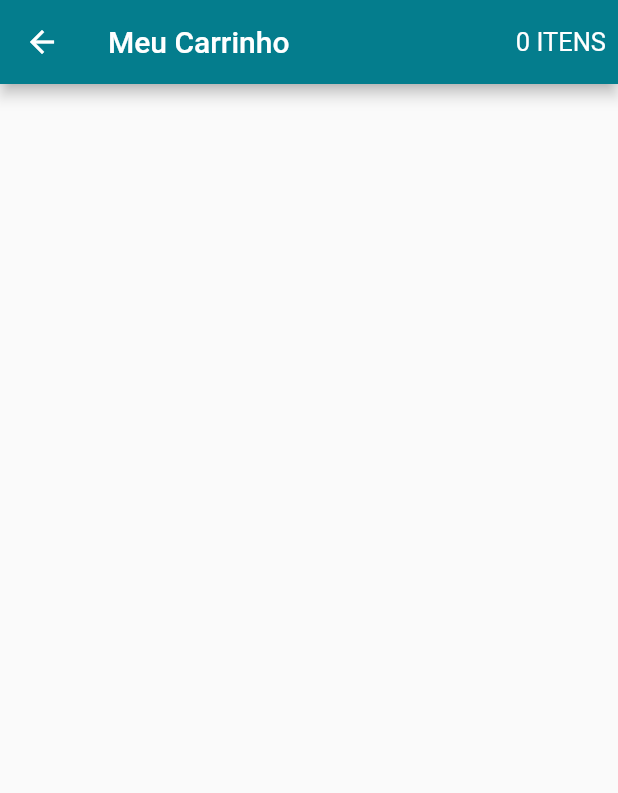
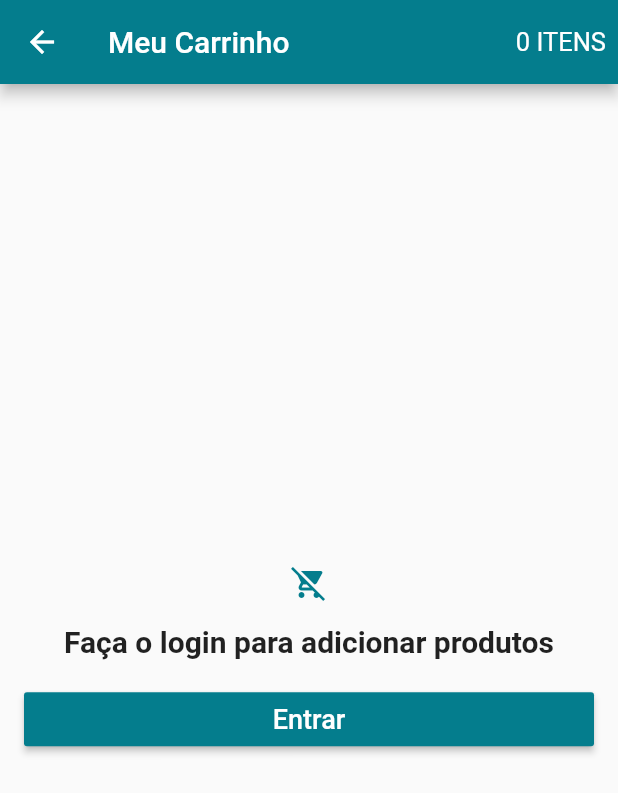
Before and after one commit to tarciso-torres/flutter, a Flutter app: the CartScreen screen opened directly, on a phone screen of 412 x 824 dp. Shown: the top 793 px of the screen. Run offline on Flutter 3.47's test engine with Material 2 defaults, Android fonts, the phone set to English and light mode, and no system bars; our stand-ins replace carousel_pro, cloud_firestore, firebase_auth, firebase_storage, google_sign_in, image_picker and 3 more; accounts and stored records are empty.

Commit message:
Create logic to cart

```diff
--- a/loja/lib/models/cart_model.dart
+++ b/loja/lib/models/cart_model.dart
@@ -5,6 +5,8 @@ import 'package:loja/models/user_model.dart';
 import 'package:scoped_model/scoped_model.dart';
 
 class CartModel extends Model {
+
+  bool isLoading = false;
 
   UserModel user;
 
--- a/loja/lib/screens/cart_screen.dart
+++ b/loja/lib/screens/cart_screen.dart
@@ -1,5 +1,7 @@
 import 'package:flutter/material.dart';
 import 'package:loja/models/cart_model.dart';
+import 'package:loja/models/user_model.dart';
+import 'package:loja/screens/login_screen.dart';
 import 'package:scoped_model/scoped_model.dart';
 
 class CartScreen extends StatelessWidget {
@@ -24,6 +26,47 @@ class CartScreen extends StatelessWidget {
           )
         ],
       ),
+      body: ScopedModelDescendant<CartModel>(
+          builder: (context, child, model){
+            if(model.isLoading && UserModel.of(context).isLoggedIn()){
+              return Center(
+                child: CircularProgressIndicator(backgroundColor: Colors.red,),
+              );
+            } else if(!UserModel.of(context).isLoggedIn()){
+              return Container(
+                padding: EdgeInsets.all(16.0),
+                child: Column(
+                  crossAxisAlignment: CrossAxisAlignment.stretch,
+                  mainAxisAlignment: MainAxisAlignment.center,
+                  children: <Widget>[
+                    Icon(Icons.remove_shopping_cart, color: Theme.of(context).primaryColor,),
+                    SizedBox(height: 16.0,),
+                    Text("Faça o login para adicionar produtos",
+                      style: TextStyle(fontSize: 20.0, fontWeight: FontWeight.bold),
+                      textAlign: TextAlign.center,
+                    ),
+                    SizedBox(height: 16.0,),
+                    RaisedButton(
+                      child: Text("Entrar", style: TextStyle(fontSize: 18.0,),),
+                      textColor: Colors.white,
+                      color: Theme.of(context).primaryColor,
+                      onPressed: () {
+                        Navigator.of(context).push(
+                          MaterialPageRoute(builder: (context) => LoginScreen())
+                        );
+                      },
+                    )
+                  ],
+                ),
+              );
+            } else if(model.products == null || model.products.length == 0) {
+              return Center(
+                child: Text("Nenhum produto no carrinho!",
+                  style: TextStyle(fontSize: 20.0, fontWeight: FontWeight.bold),
+                  textAlign: TextAlign.center,),
+              );
+            }
+          }),
     );
   }
 }
```
